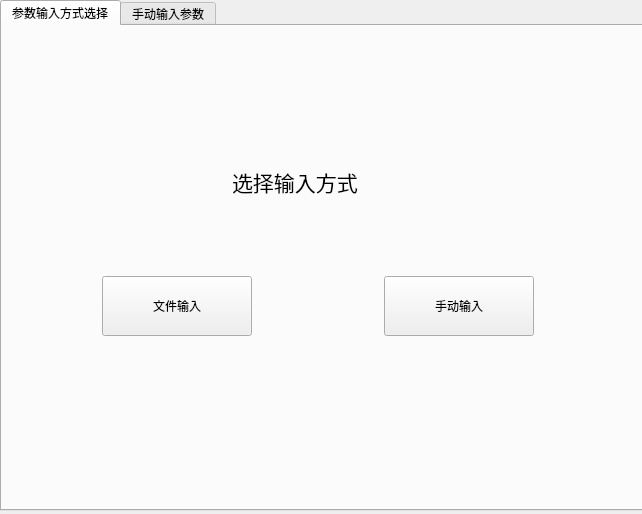
The window that 7_10_CUSA/widget.ui (MaoXi/Qt_Learning) describes before a commit, drawn with Qt 5.
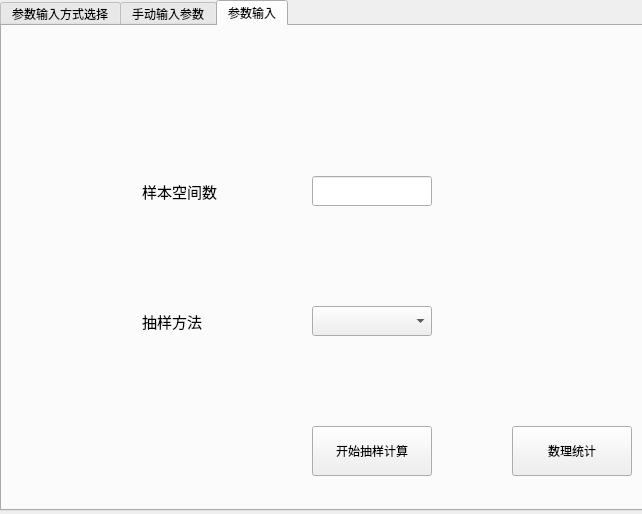
The same window after the commit. The open tabs and pages were chosen to show the change.

What changed in the file:
```diff
--- a/7_10_CUSA/widget.ui
+++ b/7_10_CUSA/widget.ui
@@ -414,6 +414,101 @@
      </property>
     </widget>
    </widget>
+   <widget class="QWidget" name="tab_3">
+    <attribute name="title">
+     <string>参数输入</string>
+    </attribute>
+    <widget class="QLabel" name="label_10">
+     <property name="geometry">
+      <rect>
+       <x>140</x>
+       <y>150</y>
+       <width>111</width>
+       <height>30</height>
+      </rect>
+     </property>
+     <property name="font">
+      <font>
+       <family>Microsoft YaHei UI</family>
+       <pointsize>11</pointsize>
+      </font>
+     </property>
+     <property name="text">
+      <string>样本空间数</string>
+     </property>
+    </widget>
+    <widget class="QLabel" name="label_11">
+     <property name="geometry">
+      <rect>
+       <x>140</x>
+       <y>280</y>
+       <width>72</width>
+       <height>30</height>
+      </rect>
+     </property>
+     <property name="font">
+      <font>
+       <family>Microsoft YaHei UI</family>
+       <pointsize>11</pointsize>
+      </font>
+     </property>
+     <property name="text">
+      <string>抽样方法</string>
+     </property>
+    </widget>
+    <widget class="QLineEdit" name="lineEdit_5">
+     <property name="geometry">
+      <rect>
+       <x>310</x>
+       <y>150</y>
+       <width>120</width>
+       <height>30</height>
+      </rect>
+     </property>
+     <property name="styleSheet">
+      <string notr="true">color: qlineargradient(spread:pad, x1:0, y1:0, x2:1, y2:0, stop:0 rgba(255, 178, 102, 255), stop:0.55 rgba(235, 148, 61, 255), stop:0.98 rgba(0, 0, 0, 255), stop:1 rgba(0, 0, 0, 0));</string>
+     </property>
+    </widget>
+    <widget class="QComboBox" name="comboBox_4">
+     <property name="geometry">
+      <rect>
+       <x>310</x>
+       <y>280</y>
+       <width>120</width>
+       <height>30</height>
+      </rect>
+     </property>
+    </widget>
+    <widget class="QPushButton" name="pushButton_8">
+     <property name="geometry">
+      <rect>
+       <x>310</x>
+       <y>400</y>
+       <width>120</width>
+       <height>50</height>
+      </rect>
+     </property>
+     <property name="styleSheet">
+      <string notr="true">alternate-background-color: qlineargradient(spread:pad, x1:0, y1:0, x2:1, y2:0, stop:0 rgba(255, 178, 102, 255), stop:0.55 rgba(235, 148, 61, 255), stop:0.98 rgba(0, 0, 0, 255), stop:1 rgba(0, 0, 0, 0));</string>
+     </property>
+     <property name="text">
+      <string>开始抽样计算</string>
+     </property>
+    </widget>
+    <widget class="QPushButton" name="pushButton_9">
+     <property name="geometry">
+      <rect>
+       <x>510</x>
+       <y>400</y>
+       <width>120</width>
+       <height>50</height>
+      </rect>
+     </property>
+     <property name="text">
+      <string>数理统计</string>
+     </property>
+    </widget>
+   </widget>
   </widget>
  </widget>
  <layoutdefault spacing="6" margin="11"/>
```
Left out of the diff: 60 changed lines with no effect on the pictures.
